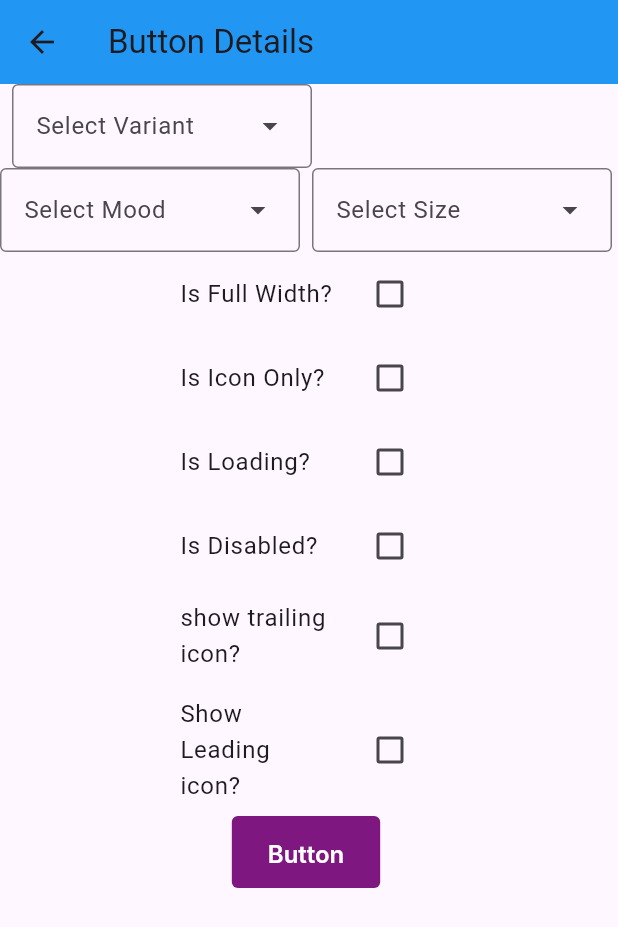
After one commit to githimank/BLADE-DESIGN-SYSTEM, a Flutter app: the ButtonDetails screen opened by its route, on a phone screen of 412 x 824 dp. The commit adds this screen. Shown: the top 927 px of the screen. Run offline on Flutter 3.47's test engine with Material 3 defaults, Android fonts, the phone set to English and light mode, and no system bars; Roboto replaces fonts that are missing (Inter).

Commit message:
button example added

```diff
--- /dev/null
+++ b/example/lib/components/button_details.dart
@@ -0,0 +1,224 @@
+import 'package:blade_design_system/components/button/button_properties.dart';
+import 'package:blade_design_system/components/button/button_widget.dart';
+import 'package:blade_design_system/theme/theme_extensions.dart';
+import 'package:blade_design_system/theme/tokens/spacing.dart';
+import 'package:flutter/material.dart';
+
+class ButtonDetails extends StatefulWidget {
+  const ButtonDetails({super.key});
+
+  @override
+  State<ButtonDetails> createState() => _ButtonDetailsState();
+}
+
+class _ButtonDetailsState extends State<ButtonDetails> {
+  ButtonVariant variant = ButtonVariant.PRIMARY;
+  ButtonMood mood = ButtonMood.PRIMARY;
+  ButtonSize size = ButtonSize.LARGE;
+  bool isFullWidth = false;
+  bool isIconOnly = false;
+  bool isLoading = false;
+  bool isDisabled = false;
+  bool showTrailingIcon = false;
+  bool showLeadingIcon = false;
+
+  final Widget icon = const Icon(Icons.health_and_safety_rounded);
+  final Widget trailing = const Icon(Icons.arrow_forward_rounded);
+  final Widget leading = const Icon(Icons.arrow_back);
+
+  @override
+  Widget build(BuildContext context) {
+    return Scaffold(
+      backgroundColor: mood == ButtonMood.WHITE ? Colors.blue : null,
+      appBar: AppBar(
+        backgroundColor: Colors.blue,
+        title: const Text('Button Details'),
+      ),
+      body: SingleChildScrollView(
+        child: Column(
+          children: [
+            Wrap(
+              children: [
+                Spacings.spacing3.wBox,
+                DropdownMenu(
+                  dropdownMenuEntries: ButtonVariant.values
+                      .map((it) => DropdownMenuEntry(value: it, label: it.name))
+                      .toList(),
+                  width: 200,
+                  hintText: "Select Variant",
+                  onSelected: (selectedVariant) {
+                    setState(() {
+                      variant = selectedVariant ?? ButtonVariant.PRIMARY;
+                    });
+                  },
+                ),
+                Spacings.spacing3.wBox,
+                DropdownMenu(
+                  dropdownMenuEntries: ButtonMood.values
+                      .map((it) => DropdownMenuEntry(value: it, label: it.name))
+                      .toList(),
+                  width: 200,
+                  hintText: "Select Mood",
+                  onSelected: (selectedMood) {
+                    setState(() {
+                      mood = selectedMood ?? ButtonMood.PRIMARY;
+                    });
+                  },
+                ),
+                Spacings.spacing3.wBox,
+                DropdownMenu(
+                  dropdownMenuEntries: ButtonSize.values
+                      .map((it) => DropdownMenuEntry(value: it, label: it.name))
+                      .toList(),
+                  width: 200,
+                  hintText: "Select Size",
+                  onSelected: (selectedSize) {
+                    setState(() {
+                      size = selectedSize ?? ButtonSize.LARGE;
+                    });
+                  },
+                ),
+              ],
+            ),
+            SizedBox(
+              width: 200,
+              child: CheckboxListTile(
+                value: isFullWidth,
+                onChanged: (selected) {
+                  setState(() {
+                    isFullWidth = selected ?? false;
+                  });
+                },
+                title: const Text("Is Full Width?"),
+              ),
+            ),
+            SizedBox(
+              width: 200,
+              child: CheckboxListTile(
+                value: isIconOnly,
+                onChanged: (selected) {
+                  setState(() {
+                    isIconOnly = selected ?? false;
+                  });
+                },
+                title: const Text("Is Icon Only?"),
+              ),
+            ),
+            SizedBox(
+              width: 200,
+              child: CheckboxListTile(
+                value: isLoading,
+                onChanged: (selected) {
+                  setState(() {
+                    isLoading = selected ?? false;
+                  });
+                },
+                title: const Text("Is Loading?"),
+              ),
+            ),
+            SizedBox(
+              width: 200,
+              child: CheckboxListTile(
+                value: isDisabled,
+                onChanged: (selected) {
+                  setState(() {
+                    isDisabled = selected ?? false;
+                  });
+                },
+                title: const Text("Is Disabled?"),
+              ),
+            ),
+            SizedBox(
+              width: 200,
+              child: CheckboxListTile(
+                value: showTrailingIcon,
+                onChanged: (selected) {
+                  setState(() {
+                    showTrailingIcon = selected ?? false;
+                  });
+                },
+                title: const Text("show trailing icon?"),
+              ),
+            ),
+            SizedBox(
+              width: 200,
+              child: CheckboxListTile(
+                value: showLeadingIcon,
+                onChanged: (selected) {
+                  setState(() {
+                    showLeadingIcon = selected ?? false;
+                  });
+                },
+                title: const Text("Show Leading icon?"),
+              ),
+            ),
+            ButtonWidget(
+              size: size,
+              label: "Button",
+              mood: mood,
+              variant: variant,
+              isFullWidth: isFullWidth,
+              isLoading: isLoading,
+              leading: showLeadingIcon ? leading : null,
+              trailing: showTrailingIcon ? trailing : null,
+              icon: isIconOnly ? icon : null,
+              isDisabled: isDisabled,
+              isIconOnly: isIconOnly,
+              onTap: () {
+                // context.showBpBottomSheet(
+                //     showHeader: false,
+                //     title: null,
+                //     initialChildSize: 0.3,
+                //     minChildSize: 0.3,
+                //     maxChildSize: 0.8,
+                //     snapSizes: [0.3, 0.5, 0.8],
+                //     footerBuilder: (context) {
+                //       return Container(
+                //         color: Colors.white,
+                //         child: const Padding(
+                //           padding: EdgeInsets.all(8.0),
+                //           child: Column(
+                //             children: [
+                //               BpButton(
+                //                 size: ButtonSize.LARGE,
+                //                 label: "Submit",
+                //                 mood: ButtonMood.PRIMARY,
+                //                 isFullWidth: true,
+                //                 variant: ButtonVariant.SECONDARY,
+                //               ),
+                //               SizedBox(
+                //                 height: 8,
+                //               ),
+                //               BpButton(
+                //                 size: ButtonSize.LARGE,
+                //                 label: "Submit",
+                //                 mood: ButtonMood.PRIMARY,
+                //                 isFullWidth: true,
+                //                 variant: ButtonVariant.PRIMARY,
+                //               ),
+                //             ],
+                //           ),
+                //         ),
+                //       );
+                //     },
+                //     contentBuilder: (context, scrollController) {
+                //       return Flexible(
+                //         child: ListView.builder(
+                //           controller: scrollController,
+                //           itemCount: 50,
+                //           itemBuilder: (context, index) {
+                //             return ListTile(
+                //               title: Text('Item #$index'),
+                //             );
+                //           },
+                //         ),
+                //       );
+                //     });
+              },
+            ),
+          ],
+        ),
+      ),
+    );
+  }
+}
--- a/example/lib/components_screen.dart
+++ b/example/lib/components_screen.dart
@@ -71,6 +71,15 @@ class ComponentsScreen extends StatelessWidget {
                 ),
               ),
               const SizedBox(height: 20),
+              ElevatedButton(
+                onPressed: () {
+                  Navigator.pushNamed(context, '/buttonDetails');
+                },
+                child: const Text(
+                  'Buttons',
+                ),
+              ),
+              const SizedBox(height: 20),
             ],
           ),
         ),
--- a/example/lib/main.dart
+++ b/example/lib/main.dart
@@ -6,6 +6,7 @@ import 'package:flutter/material.dart';
 import 'components/RadioDemo.dart';
 import 'components/amount_demo.dart';
 import 'components/badge_details.dart';
+import 'components/button_details.dart';
 import 'components/chip_demo.dart';
 import 'components/spinner_details.dart';
 import 'components/tooltip_demo.dart';
@@ -33,6 +34,7 @@ class MyApp extends StatelessWidget {
         '/radioDemo': (context) => const RadioDemo(),
         '/tooltipDemo': (context) => const TooltipDemo(),
         '/amountDemo': (context) => const AmountDemo(),
+        '/buttonDetails': (context) => const ButtonDetails(),
       },
       themeMode: ThemeMode.system,
       theme: ThemeData(
```
